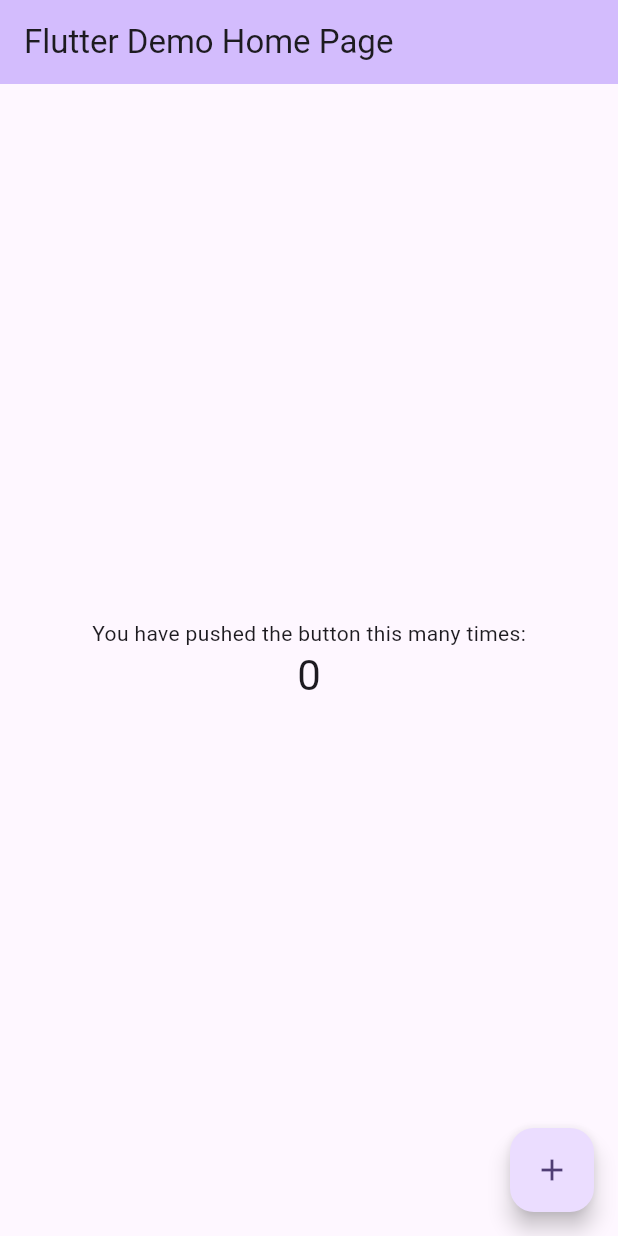
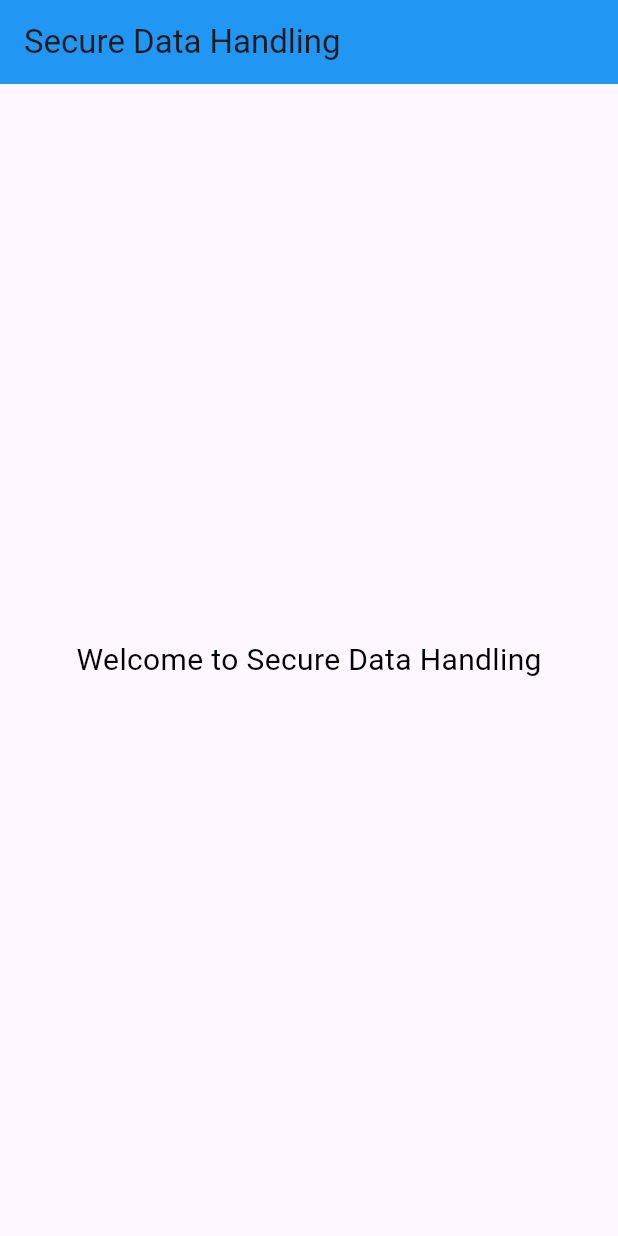
Before and after one commit to tylrmwn012/CSCProject-2, a Flutter app: the screen it shows after launch, on a phone screen of 412 x 824 dp. Run offline on Flutter 3.47's test engine with Material 3 defaults, Android fonts, the phone set to English and light mode, and no system bars.

Commit message:
Started Module 2

```diff
--- a/Module 2-7/flutter_application_1/lib/main.dart
+++ b/Module 2-7/flutter_application_1/lib/main.dart
@@ -1,125 +1,36 @@
-import 'package:flutter/material.dart';
+import 'package:flutter/material.dart'; // import package which contains flutter and dart functions
 
-void main() {
-  runApp(const MyApp());
-}
+void main() { // opens main function to run the app
+  runApp(const ScaffoldApp()); // runs the app based on the function ScaffoldApp
+} // closes main() function
 
-class MyApp extends StatelessWidget {
-  const MyApp({super.key});
+class ScaffoldApp extends StatelessWidget { // defines class ScaffoldApp which extends StatelessWidget, making the class immutable
+  const ScaffoldApp({super.key}); // creates instance of ScaffoldApp which contains the super.key parameter
 
-  // This widget is the root of your application.
-  @override
-  Widget build(BuildContext context) {
-    return MaterialApp(
-      title: 'Flutter Demo',
-      theme: ThemeData(
-        // This is the theme of your application.
-        //
-        // TRY THIS: Try running your application with "flutter run". You'll see
-        // the application has a purple toolbar. Then, without quitting the app,
-        // try changing the seedColor in the colorScheme below to Colors.green
-        // and then invoke "hot reload" (save your changes or press the "hot
-        // reload" button in a Flutter-supported IDE, or press "r" if you used
-        // the command line to start the app).
-        //
-        // Notice that the counter didn't reset back to zero; the application
-        // state is not lost during the reload. To reset the state, use hot
-        // restart instead.
-        //
-        // This works for code too, not just values: Most code changes can be
-        // tested with just a hot reload.
-        colorScheme: ColorScheme.fromSeed(seedColor: Colors.deepPurple),
-        useMaterial3: true,
-      ),
-      home: const MyHomePage(title: 'Flutter Demo Home Page'),
+  @override // @override changes information from the parent class createState()
+  Widget build(BuildContext context) { // open Widget build() section
+    return const MaterialApp(home: ScaffoldScreen()); // returns stuff from ScaffoldScreen through function MaterialApp to be displayed on device
+  } // close Widget build() section
+} // close ScaffoldApp class
+
+class ScaffoldScreen extends StatefulWidget { // defines class ScaffoldScreen which extends StatefulWidget, making the calss immutable
+  const ScaffoldScreen({super.key}); // creates instance of ScaffoldScreen which contains information from parameter super.key
+
+  @override // @override changes information from the parent class createState()
+  State<ScaffoldScreen> createState() => _ScaffoldState(); // creates an instance of ScaffoldScreen which updates the widget based on _ScaffoldState
+} // close ScaffoldScreen class
+
+class _ScaffoldState extends State<ScaffoldScreen> { // defines class _ScaffoldState which extends State<ScaffoldScreen>, associating it with the ScaffoldScreen class
+  @override // allows us to override the information from the parent class build()
+  Widget build(BuildContext context) { // opens widget build() with BuildContext in order to build the app with style choices
+    return Scaffold( // returns information built in the function Scaffold to void main
+      appBar: AppBar( // opens section AppBar to be edited
+        title: Text('Secure Data Handling'), // displays text in appBar at top of app
+        backgroundColor: Colors.blue,),
+      body: Center( // opens section Center to edit the center section of the app
+        child: Text('Welcome to Secure Data Handling', // displays text in main section of app
+        style: TextStyle(fontSize:20, color:Colors.black))
+        ),
     );
-  }
-}
-
-class MyHomePage extends StatefulWidget {
-  const MyHomePage({super.key, required this.title});
-
-  // This widget is the home page of your application. It is stateful, meaning
-  // that it has a State object (defined below) that contains fields that affect
-  // how it looks.
-
-  // This class is the configuration for the state. It holds the values (in this
-  // case the title) provided by the parent (in this case the App widget) and
-  // used by the build method of the State. Fields in a Widget subclass are
-  // always marked "final".
-
-  final String title;
-
-  @override
-  State<MyHomePage> createState() => _MyHomePageState();
-}
-
-class _MyHomePageState extends State<MyHomePage> {
-  int _counter = 0;
-
-  void _incrementCounter() {
-    setState(() {
-      // This call to setState tells the Flutter framework that something has
-      // changed in this State, which causes it to rerun the build method below
-      // so that the display can reflect the updated values. If we changed
-      // _counter without calling setState(), then the build method would not be
-      // called again, and so nothing would appear to happen.
-      _counter++;
-    });
-  }
-
-  @override
-  Widget build(BuildContext context) {
-    // This method is rerun every time setState is called, for instance as done
-    // by the _incrementCounter method above.
-    //
-    // The Flutter framework has been optimized to make rerunning build methods
-    // fast, so that you can just rebuild anything that needs updating rather
-    // than having to individually change instances of widgets.
-    return Scaffold(
-      appBar: AppBar(
-        // TRY THIS: Try changing the color here to a specific color (to
-        // Colors.amber, perhaps?) and trigger a hot reload to see the AppBar
-        // change color while the other colors stay the same.
-        backgroundColor: Theme.of(context).colorScheme.inversePrimary,
-        // Here we take the value from the MyHomePage object that was created by
-        // the App.build method, and use it to set our appbar title.
-        title: Text(widget.title),
-      ),
-      body: Center(
-        // Center is a layout widget. It takes a single child and positions it
-        // in the middle of the parent.
-        child: Column(
-          // Column is also a layout widget. It takes a list of children and
-          // arranges them vertically. By default, it sizes itself to fit its
-          // children horizontally, and tries to be as tall as its parent.
-          //
-          // Column has various properties to control how it sizes itself and
-          // how it positions its children. Here we use mainAxisAlignment to
-          // center the children vertically; the main axis here is the vertical
-          // axis because Columns are vertical (the cross axis would be
-          // horizontal).
-          //
-          // TRY THIS: Invoke "debug painting" (choose the "Toggle Debug Paint"
-          // action in the IDE, or press "p" in the console), to see the
-          // wireframe for each widget.
-          mainAxisAlignment: MainAxisAlignment.center,
-          children: <Widget>[
-            const Text(
-              'You have pushed the button this many times:',
-            ),
-            Text(
-              '$_counter',
-              style: Theme.of(context).textTheme.headlineMedium,
-            ),
-          ],
-        ),
-      ),
-      floatingActionButton: FloatingActionButton(
-        onPressed: _incrementCounter,
-        tooltip: 'Increment',
-        child: const Icon(Icons.add),
-      ), // This trailing comma makes auto-formatting nicer for build methods.
-    );
-  }
-}
+  } // close Widget build() section
+} // close _ScaffoldState class
```
Also changed, not shown: Module 1: Dart Fundamentals/Dart_Fundamentals.dart (line endings or trailing spaces).
